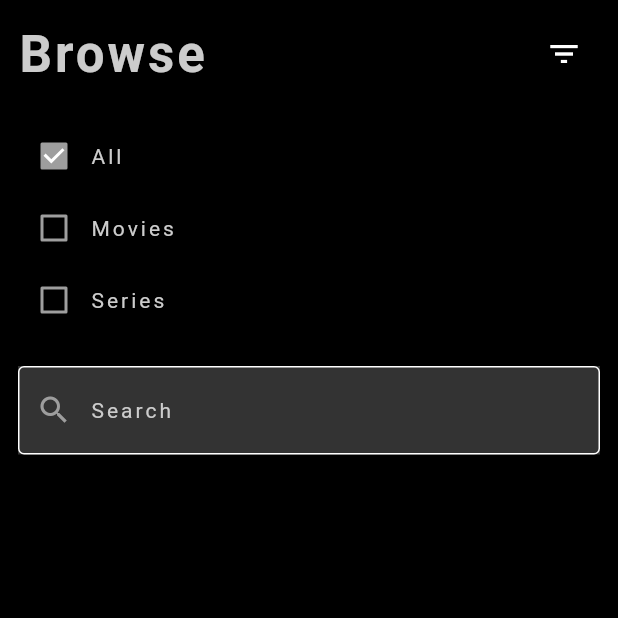
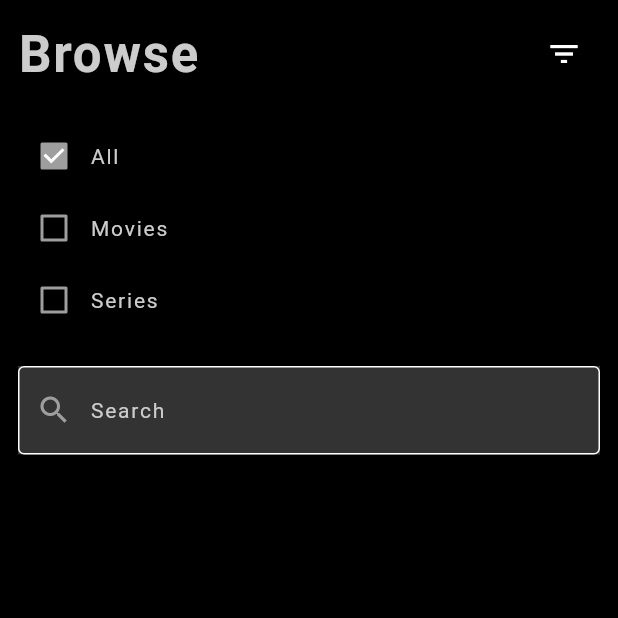
Before and after one commit to Nikhileshwar96/browse_movies, a Flutter app: the screen it shows after launch, after a tap on the "filter list" icon, on a phone screen of 412 x 824 dp, the top half of it. Run offline on Flutter 3.47's test engine with Material 2 defaults, Android fonts, the light colour scheme and no system bars; our stand-ins replace bloc, equatable, flutter_bloc, sqflite; accounts and stored records are empty.

```diff
--- a/lib/main.dart
+++ b/lib/main.dart
@@ -55,43 +55,43 @@ class MyApp extends StatelessWidget {
               scaffoldBackgroundColor: Colors.black,
               textTheme: Theme.of(context).textTheme.copyWith(
                     bodyText1: Theme.of(context).textTheme.bodyText1?.copyWith(
-                          letterSpacing: 2,
+                          letterSpacing: 1.2,
                           color: const Color(0xFFCCCCCC),
                         ),
                     bodyText2: Theme.of(context).textTheme.bodyText2?.copyWith(
-                          letterSpacing: 2,
+                          letterSpacing: 1.2,
                           color: const Color(0xFFCCCCCC),
                         ),
                     subtitle1: Theme.of(context).textTheme.subtitle1?.copyWith(
-                          letterSpacing: 2,
+                          letterSpacing: 1.2,
                           color: const Color(0xFFCCCCCC),
                         ),
                     subtitle2: Theme.of(context).textTheme.subtitle2?.copyWith(
-                          letterSpacing: 2,
+                          letterSpacing: 1.2,
                           color: const Color(0xFFCCCCCC),
                         ),
                     headline1: Theme.of(context).textTheme.headline1?.copyWith(
-                          letterSpacing: 2,
+                          letterSpacing: 1.2,
                           color: const Color(0xFFCCCCCC),
                         ),
                     headline2: Theme.of(context).textTheme.headline2?.copyWith(
-                          letterSpacing: 2,
+                          letterSpacing: 1.2,
                           color: const Color(0xFFCCCCCC),
                         ),
                     headline3: Theme.of(context).textTheme.headline3?.copyWith(
-                          letterSpacing: 2,
+                          letterSpacing: 1.2,
                           color: const Color(0xFFCCCCCC),
                         ),
                     headline4: Theme.of(context).textTheme.headline4?.copyWith(
-                          letterSpacing: 2,
+                          letterSpacing: 1.2,
                           color: const Color(0xFFCCCCCC),
                         ),
                     headline5: Theme.of(context).textTheme.headline5?.copyWith(
-                          letterSpacing: 2,
+                          letterSpacing: 1.2,
                           color: const Color(0xFFCCCCCC),
                         ),
                     headline6: Theme.of(context).textTheme.headline6?.copyWith(
-                          letterSpacing: 2,
+                          letterSpacing: 1.2,
                           color: const Color(0xFFCCCCCC),
                         ),
                   ),
--- a/lib/pages/movies_browserer_page.dart
+++ b/lib/pages/movies_browserer_page.dart
@@ -163,10 +163,6 @@ class _MovieBrowsePageState extends State<MovieBrowsePage> {
                     ),
                   ),
                   controller: searchController,
-                  onSubmitted: (value) {
-                    BlocProvider.of<MovieBrowseBloc>(context)
-                        .add(SearchMovies(searchController.text));
-                  },
                   onChanged: (value) {
                     BlocProvider.of<MovieBrowseBloc>(context)
                         .add(SearchMovies(searchController.text));
```
Also changed, not shown: 1 other file.
